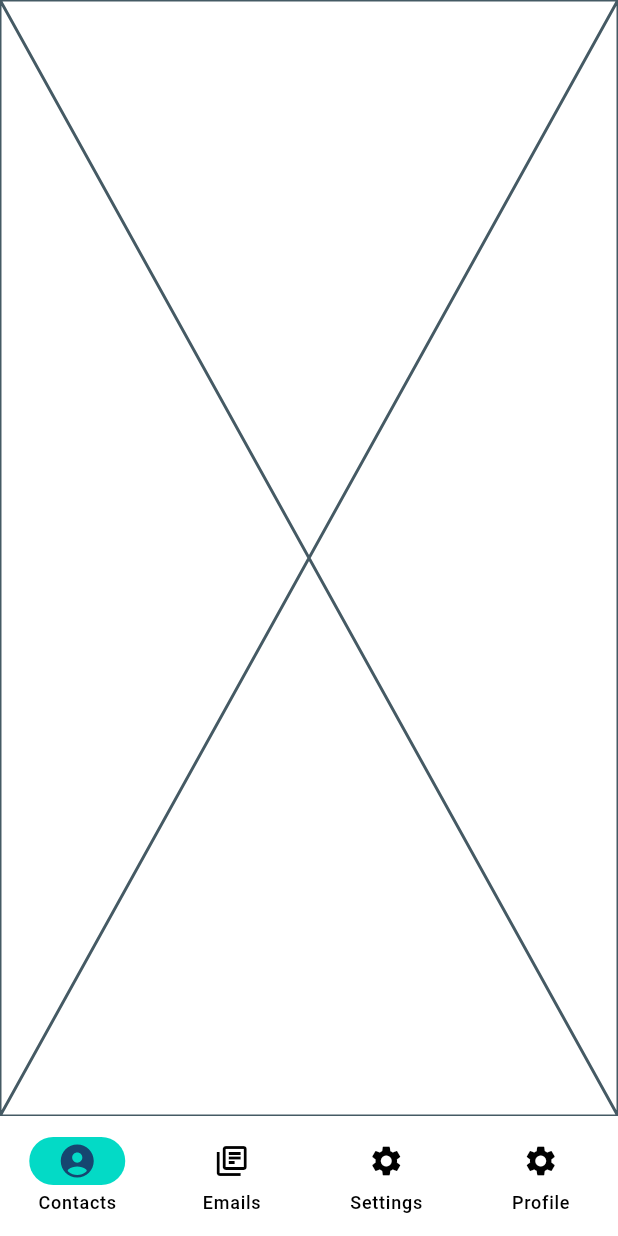
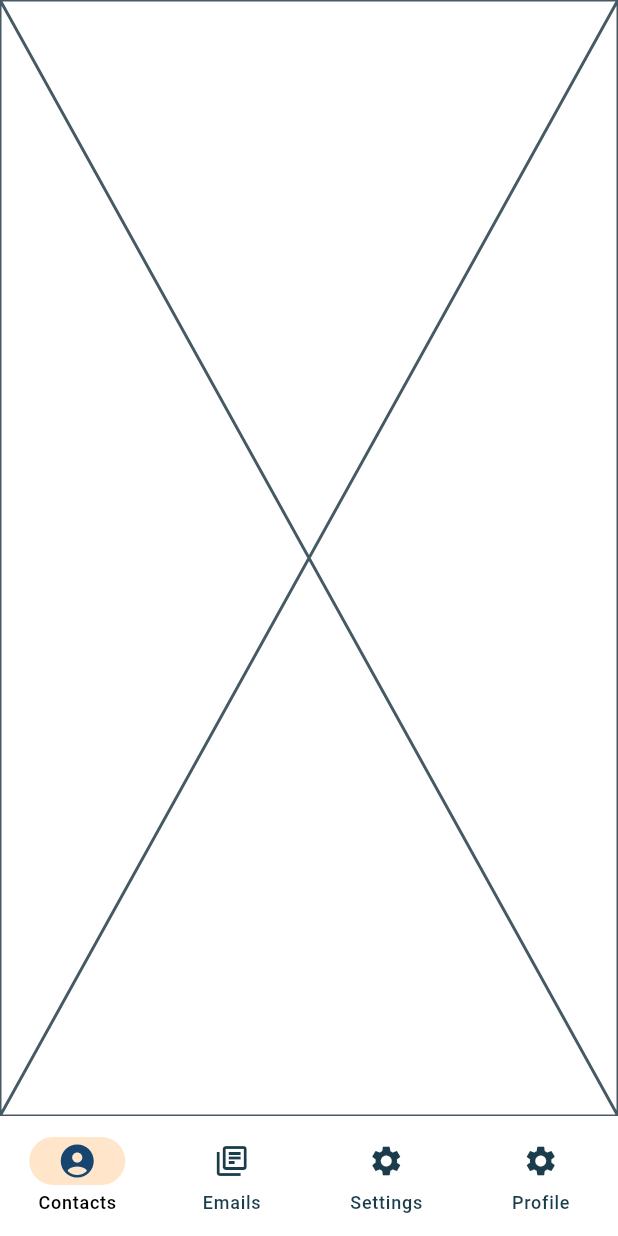
Before and after one commit to CastroForGeorgia/help_app, a Flutter app: the screen it shows after launch, on a phone screen of 412 x 824 dp. Run offline on Flutter 3.47's test engine with Material 3 defaults, Android fonts, the phone set to English and light mode, and no system bars; our stand-ins replace bloc, equatable, flutter_bloc, flutter_svg, freezed_annotation, gap and 5 more.

Commit message:
cleanup theme

```diff
--- a/lib/bloc/theme/theme_cubit.dart
+++ b/lib/bloc/theme/theme_cubit.dart
@@ -5,14 +5,8 @@ import 'package:help_app/index.dart';
 import 'package:help_app/repository/theme_repository.dart';
 
 final Map<AppTheme, ThemeData> themeData = {
-  AppTheme.system: Style.light,
-  AppTheme.light: Style.light,
-  AppTheme.lightGold: Style.lightGoldTheme,
-  AppTheme.lightMint: Style.lightMintTheme,
+  AppTheme.light: Style.helpAppLightTheme,
   AppTheme.dark: Style.dark,
-  AppTheme.darkGold: Style.darkGoldTheme,
-  AppTheme.darkMint: Style.darkMintTheme,
-  AppTheme.experimental: Style.experimental,
 };
 
 /// Saves and loads information regarding the theme setting.
--- a/lib/theme/style.dart
+++ b/lib/theme/style.dart
@@ -95,6 +95,62 @@ class Style {
     return ThemeData(useMaterial3: true, colorScheme: lightColorScheme);
   }
 
+  static ColorScheme myColorScheme = const ColorScheme(
+    brightness: Brightness.light,
+    // Core Brand
+    primary: Color(0xFF2E8B57), // Primary Green
+    onPrimary: Color(0xFFFFFFFF), // White text on primary
+    primaryContainer: Color(0xFF7CCB9C), // Lighter green container
+    onPrimaryContainer: Color(0xFF00210F), // Darker green text on container
+
+    secondary: Color(0xFFFFDAB9), // Peach accent
+    onSecondary: Color(0xFF000000), // Black text on peach
+    secondaryContainer: Color(0xFFFFE5CA), // Lighter peach container
+    onSecondaryContainer: Color(0xFF2E1500), // Darker text on light peach
+
+    tertiary: Color(0xFFC0392B), // Red accent (tertiary)
+    onTertiary: Color(0xFFFFFFFF), // White text on red
+    tertiaryContainer: Color(0xFFFFEBE8), // Light red container
+    onTertiaryContainer: Color(0xFF3F0A05), // Dark text on light red
+
+    error: Color(0xFFFF6F61), // Coral as error color
+    onError: Color(0xFFFFFFFF), // White text on error
+    errorContainer: Color(0xFFFFD8D5), // Light coral container for error states
+    onErrorContainer: Color(0xFF410002), // Dark text on light error container
+
+    // Surfaces & Background
+    surface: Color(0xFFFFFFFF), // White surface
+    onSurface: Color(0xFF000000), // Black text on surface
+
+    // Additional variants
+    surfaceContainerHighest:
+        Color(0xFF87CEEB), // Light blue variant (for cards, etc.)
+    onSurfaceVariant: Color(0xFF1A3C4B), // Dark text on blue variant
+
+    outline: Color(0xFF808000), // Olive outline
+    shadow: Color(0xFF000000), // Standard black shadow
+    scrim: Color(0xFF000000), // Black scrim for overlays
+
+    inverseSurface: Color(0xFF1A1A1A), // Dark inverse surface
+    onInverseSurface: Color(0xFFF4F4F4), // Light text on dark inverse
+    inversePrimary: Color(0xFFC7F5DA), // Lighter green for inverse usage
+    surfaceTint: Color(0xFF2E8B57), // Tint color used by M3 components
+  );
+
+  static ThemeData helpAppLightTheme = ThemeData(
+    useMaterial3: true,
+    colorScheme: myColorScheme,
+    // Customize text theme, app bar theme, etc. as needed:
+    textTheme: ThemeData.light().textTheme,
+    appBarTheme: AppBarTheme(
+      backgroundColor: myColorScheme.primary,
+      foregroundColor: myColorScheme.onPrimary,
+    ),
+    floatingActionButtonTheme: FloatingActionButtonThemeData(
+      backgroundColor: myColorScheme.primary,
+      foregroundColor: myColorScheme.onPrimary,
+    ),
+  );
   static ThemeData get darkGoldTheme {
     const darkColorScheme = ColorScheme(
       brightness: Brightness.dark,
```
